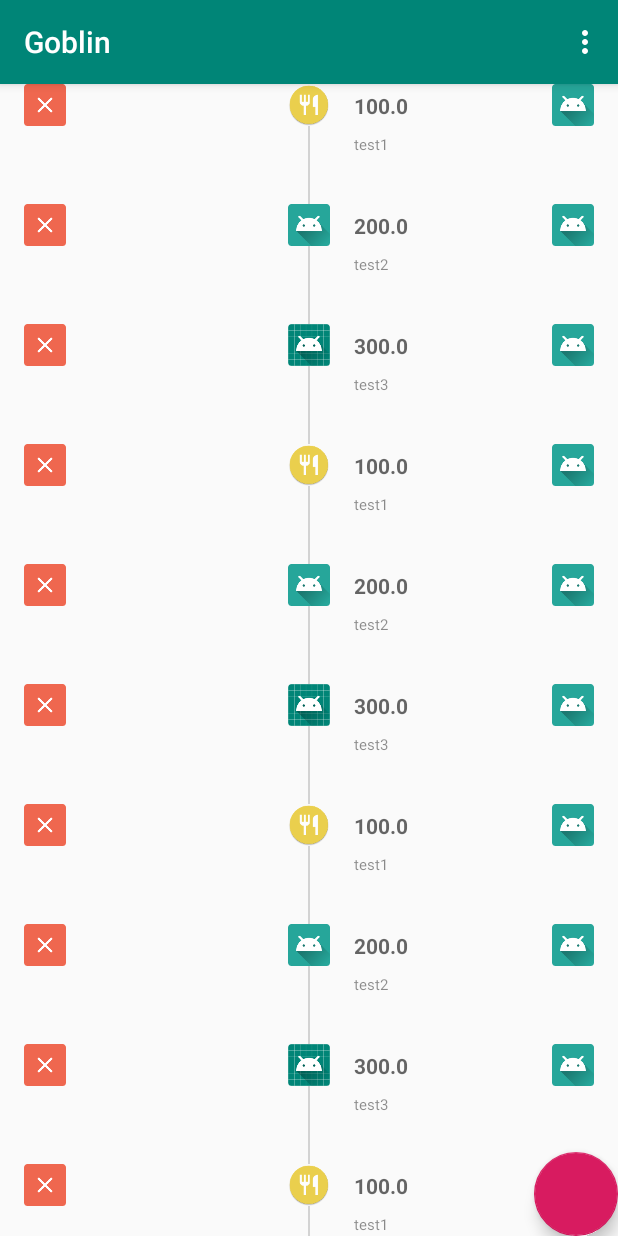
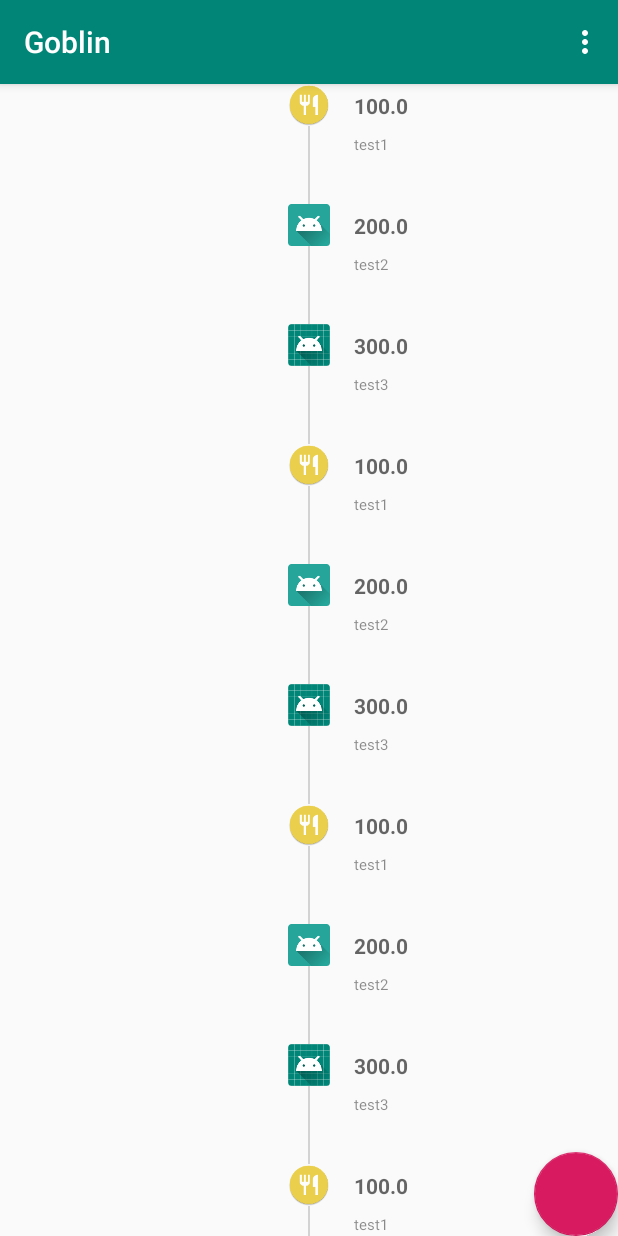
Before and after one commit to MrHare/Goblin, an Android app: the screen it shows after launch (MainActivity), on a phone screen of 412 x 824 dp. Run offline under Robolectric (Android 15) with nearby library versions, the phone set to English and light mode, and no system bars; our stand-ins replace data binding.

Commit message:
add custombinding

```diff
--- /dev/null
+++ b/app/src/main/java/com/example/hare/goblin/CustomBinding.kt
@@ -0,0 +1,14 @@
+package com.example.hare.goblin
+
+import android.view.View
+import androidx.databinding.BindingAdapter
+
+@BindingAdapter("isGone")
+fun bindIsGone(view : View, isGone : Boolean) {
+    view.visibility = if (isGone) View.GONE else View.VISIBLE
+}
+
+@BindingAdapter("isVisible")
+fun bindIsVisible(view : View, isVisible : Boolean) {
+    view.visibility = if (isVisible) View.VISIBLE else View.GONE
+}
--- a/app/src/main/java/com/example/hare/goblin/viewmodels/BillViewModel.kt
+++ b/app/src/main/java/com/example/hare/goblin/viewmodels/BillViewModel.kt
@@ -11,6 +11,8 @@ class BillViewModel(
     context: Context,
     var bill : Bill
 ) : ViewModel(){
+
+    var isEditMode = ObservableField<Boolean>(false)
 
     var icon = ObservableField<Drawable>(
         context.resources.getDrawable(getIconId())
--- a/app/src/main/res/layout/item_bill.xml
+++ b/app/src/main/res/layout/item_bill.xml
@@ -26,6 +26,7 @@
             android:layout_width="@dimen/bill_delete_icon_size"
             android:layout_height="@dimen/bill_delete_icon_size"
             android:src="@mipmap/ic_delete_round"
+            app:isVisible="@{viewModel.isEditMode}"
             app:layout_constraintTop_toTopOf="parent"
             app:layout_constraintLeft_toLeftOf="parent"/>
 
@@ -34,6 +35,7 @@
             android:layout_width="@dimen/bill_edit_icon_size"
             android:layout_height="@dimen/bill_edit_icon_size"
             android:src="@mipmap/ic_edit_round"
+            app:isVisible="@{viewModel.isEditMode}"
             app:layout_constraintTop_toTopOf="parent"
             app:layout_constraintRight_toRightOf="parent"/>
 
```
